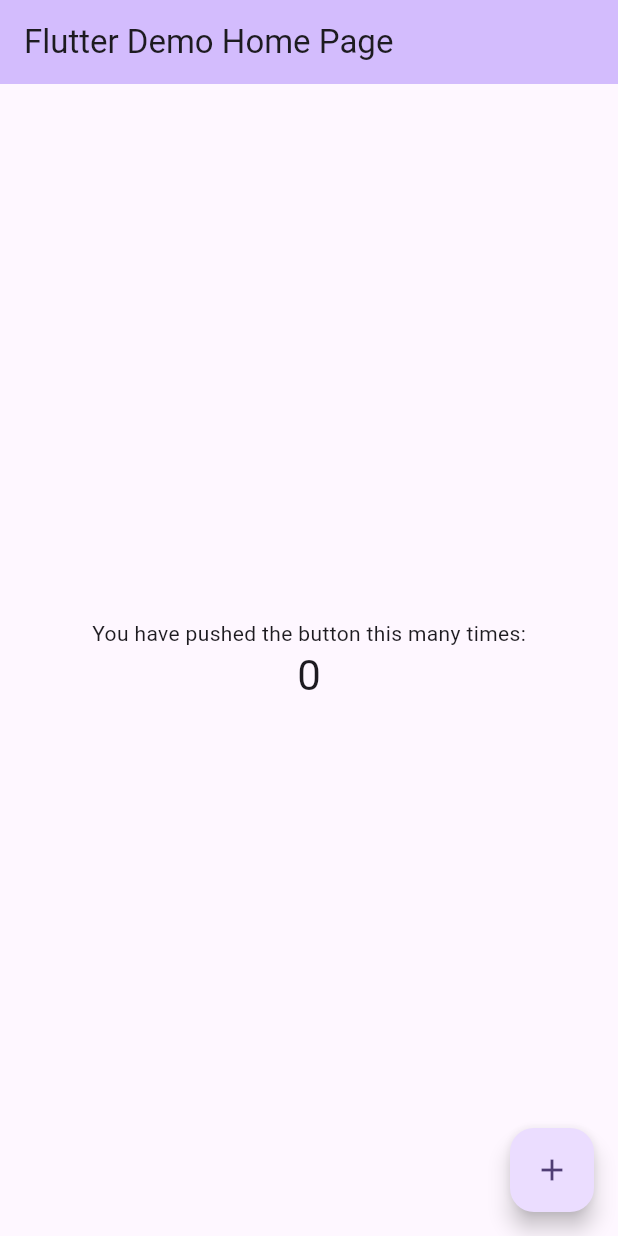
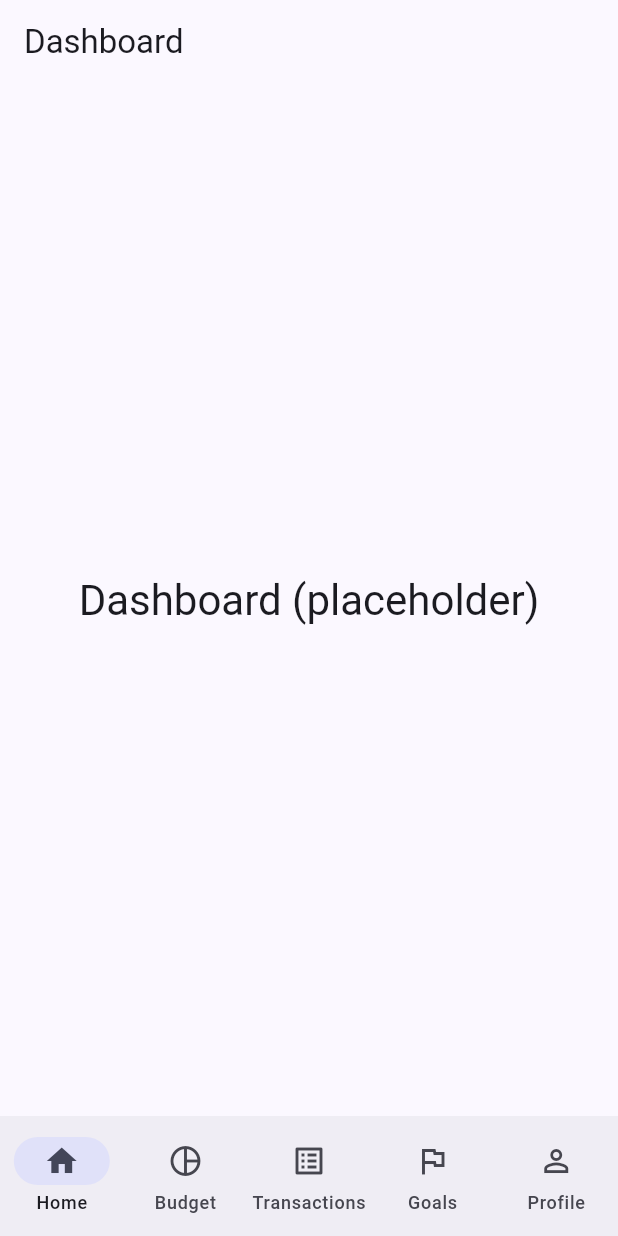
Before and after one commit to 1e1ouch/Budget-App, a Flutter app: the screen it shows after launch, on a phone screen of 412 x 824 dp. Run offline on Flutter 3.47's test engine with Material 3 defaults, Android fonts, the light colour scheme and no system bars.

Commit message:
feat(home): bottom nav shell + placeholder tabs; replace counter test (#3)

```diff
--- a/lib/main.dart
+++ b/lib/main.dart
@@ -1,122 +1,95 @@
 import 'package:flutter/material.dart';
 
-void main() {
-  runApp(const MyApp());
-}
+void main() => runApp(const BudgetApp());
 
-class MyApp extends StatelessWidget {
-  const MyApp({super.key});
+class BudgetApp extends StatelessWidget {
+  const BudgetApp({super.key});
 
-  // This widget is the root of your application.
   @override
   Widget build(BuildContext context) {
     return MaterialApp(
-      title: 'Flutter Demo',
+      title: 'Blue Budget',
       theme: ThemeData(
-        // This is the theme of your application.
-        //
-        // TRY THIS: Try running your application with "flutter run". You'll see
-        // the application has a purple toolbar. Then, without quitting the app,
-        // try changing the seedColor in the colorScheme below to Colors.green
-        // and then invoke "hot reload" (save your changes or press the "hot
-        // reload" button in a Flutter-supported IDE, or press "r" if you used
-        // the command line to start the app).
-        //
-        // Notice that the counter didn't reset back to zero; the application
-        // state is not lost during the reload. To reset the state, use hot
-        // restart instead.
-        //
-        // This works for code too, not just values: Most code changes can be
-        // tested with just a hot reload.
-        colorScheme: ColorScheme.fromSeed(seedColor: Colors.deepPurple),
+        colorScheme: ColorScheme.fromSeed(seedColor: Colors.indigo),
+        useMaterial3: true,
       ),
-      home: const MyHomePage(title: 'Flutter Demo Home Page'),
+      home: const HomeShell(),
     );
   }
 }
 
-class MyHomePage extends StatefulWidget {
-  const MyHomePage({super.key, required this.title});
-
-  // This widget is the home page of your application. It is stateful, meaning
-  // that it has a State object (defined below) that contains fields that affect
-  // how it looks.
-
-  // This class is the configuration for the state. It holds the values (in this
-  // case the title) provided by the parent (in this case the App widget) and
-  // used by the build method of the State. Fields in a Widget subclass are
-  // always marked "final".
-
-  final String title;
+class HomeShell extends StatefulWidget {
+  const HomeShell({super.key});
 
   @override
-  State<MyHomePage> createState() => _MyHomePageState();
+  State<HomeShell> createState() => _HomeShellState();
 }
 
-class _MyHomePageState extends State<MyHomePage> {
-  int _counter = 0;
+class _HomeShellState extends State<HomeShell> {
+  int _index = 0;
 
-  void _incrementCounter() {
-    setState(() {
-      // This call to setState tells the Flutter framework that something has
-      // changed in this State, which causes it to rerun the build method below
-      // so that the display can reflect the updated values. If we changed
-      // _counter without calling setState(), then the build method would not be
-      // called again, and so nothing would appear to happen.
-      _counter++;
-    });
-  }
+  final _pages = const [
+    _PlaceholderPage(title: 'Dashboard'),
+    _PlaceholderPage(title: 'Budget'),
+    _PlaceholderPage(title: 'Transactions'),
+    _PlaceholderPage(title: 'Goals'),
+    _PlaceholderPage(title: 'Profile'),
+  ];
 
   @override
   Widget build(BuildContext context) {
-    // This method is rerun every time setState is called, for instance as done
-    // by the _incrementCounter method above.
-    //
-    // The Flutter framework has been optimized to make rerunning build methods
-    // fast, so that you can just rebuild anything that needs updating rather
-    // than having to individually change instances of widgets.
     return Scaffold(
-      appBar: AppBar(
-        // TRY THIS: Try changing the color here to a specific color (to
-        // Colors.amber, perhaps?) and trigger a hot reload to see the AppBar
-        // change color while the other colors stay the same.
-        backgroundColor: Theme.of(context).colorScheme.inversePrimary,
-        // Here we take the value from the MyHomePage object that was created by
-        // the App.build method, and use it to set our appbar title.
-        title: Text(widget.title),
+      appBar: AppBar(title: Text(_titleForIndex(_index))),
+      body: IndexedStack(index: _index, children: _pages),
+      bottomNavigationBar: NavigationBar(
+        selectedIndex: _index,
+        onDestinationSelected: (i) => setState(() => _index = i),
+        destinations: const [
+          NavigationDestination(
+            icon: Icon(Icons.home_outlined),
+            selectedIcon: Icon(Icons.home),
+            label: 'Home',
+          ),
+          NavigationDestination(
+            icon: Icon(Icons.pie_chart_outline),
+            selectedIcon: Icon(Icons.pie_chart),
+            label: 'Budget',
+          ),
+          NavigationDestination(
+            icon: Icon(Icons.list_alt_outlined),
+            selectedIcon: Icon(Icons.list_alt),
+            label: 'Transactions',
+          ),
+          NavigationDestination(
+            icon: Icon(Icons.flag_outlined),
+            selectedIcon: Icon(Icons.flag),
+            label: 'Goals',
+          ),
+          NavigationDestination(
+            icon: Icon(Icons.person_outline),
+            selectedIcon: Icon(Icons.person),
+            label: 'Profile',
+          ),
+        ],
       ),
-      body: Center(
-        // Center is a layout widget. It takes a single child and positions it
-        // in the middle of the parent.
-        child: Column(
-          // Column is also a layout widget. It takes a list of children and
-          // arranges them vertically. By default, it sizes itself to fit its
-          // children horizontally, and tries to be as tall as its parent.
-          //
-          // Column has various properties to control how it sizes itself and
-          // how it positions its children. Here we use mainAxisAlignment to
-          // center the children vertically; the main axis here is the vertical
-          // axis because Columns are vertical (the cross axis would be
-          // horizontal).
-          //
-          // TRY THIS: Invoke "debug painting" (choose the "Toggle Debug Paint"
-          // action in the IDE, or press "p" in the console), to see the
-          // wireframe for each widget.
-          mainAxisAlignment: MainAxisAlignment.center,
-          children: <Widget>[
-            const Text('You have pushed the button this many times:'),
-            Text(
-              '$_counter',
-              style: Theme.of(context).textTheme.headlineMedium,
-            ),
-          ],
-        ),
+    );
+  }
+
+  String _titleForIndex(int i) =>
+      ['Dashboard', 'Budget', 'Transactions', 'Goals', 'Profile'][i];
+}
+
+class _PlaceholderPage extends StatelessWidget {
+  final String title;
+  const _PlaceholderPage({required this.title});
+
+  @override
+  Widget build(BuildContext context) {
+    return Center(
+      child: Text(
+        '$title (placeholder)',
+        style: Theme.of(context).textTheme.headlineMedium,
       ),
-      floatingActionButton: FloatingActionButton(
-        onPressed: _incrementCounter,
-        tooltip: 'Increment',
-        child: const Icon(Icons.add),
-      ), // This trailing comma makes auto-formatting nicer for build methods.
     );
   }
 }
```
Also changed, not shown: 1 other file.
